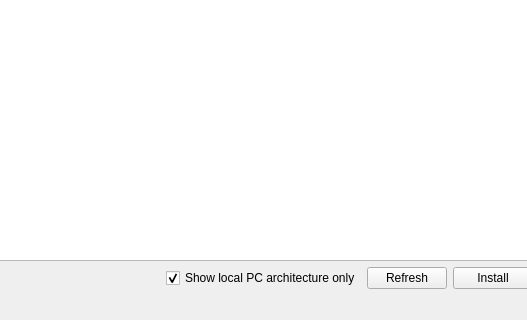
First picture: the form in mainwindow.ui, repository GXDE-OS/gxde-kernel-manager, before the edit; both pictures show x 172 to 699 and y 280 to 600 of the 800 by 600 pixel window.
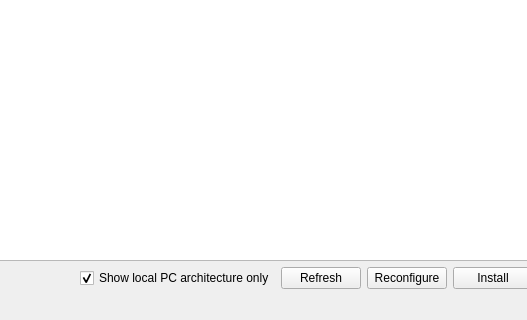
Second picture: the form after the edit. Icons and pictures are not drawn.

The edit to the form file:
```diff
--- a/mainwindow.ui
+++ b/mainwindow.ui
@@ -74,6 +74,13 @@
         </property>
        </widget>
       </item>
+      <item>
+       <widget class="QPushButton" name="m_reconfigureButton">
+        <property name="text">
+         <string>Reconfigure</string>
+        </property>
+       </widget>
+      </item>
       <item>
        <widget class="QPushButton" name="m_installButton">
         <property name="text">
```
